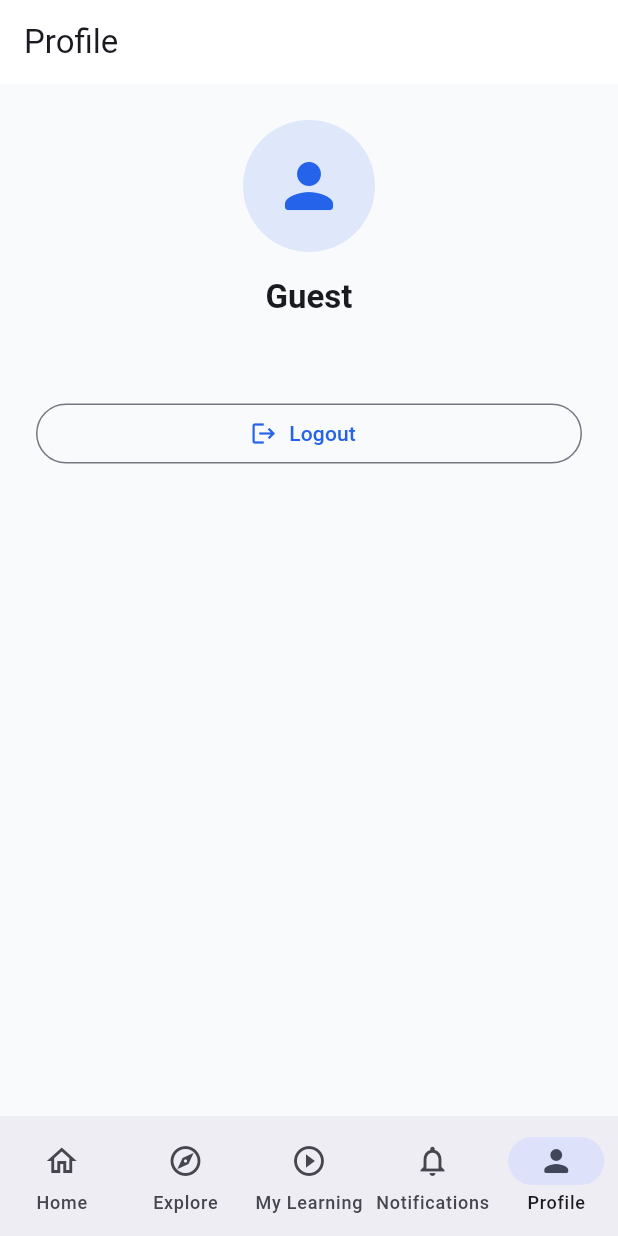
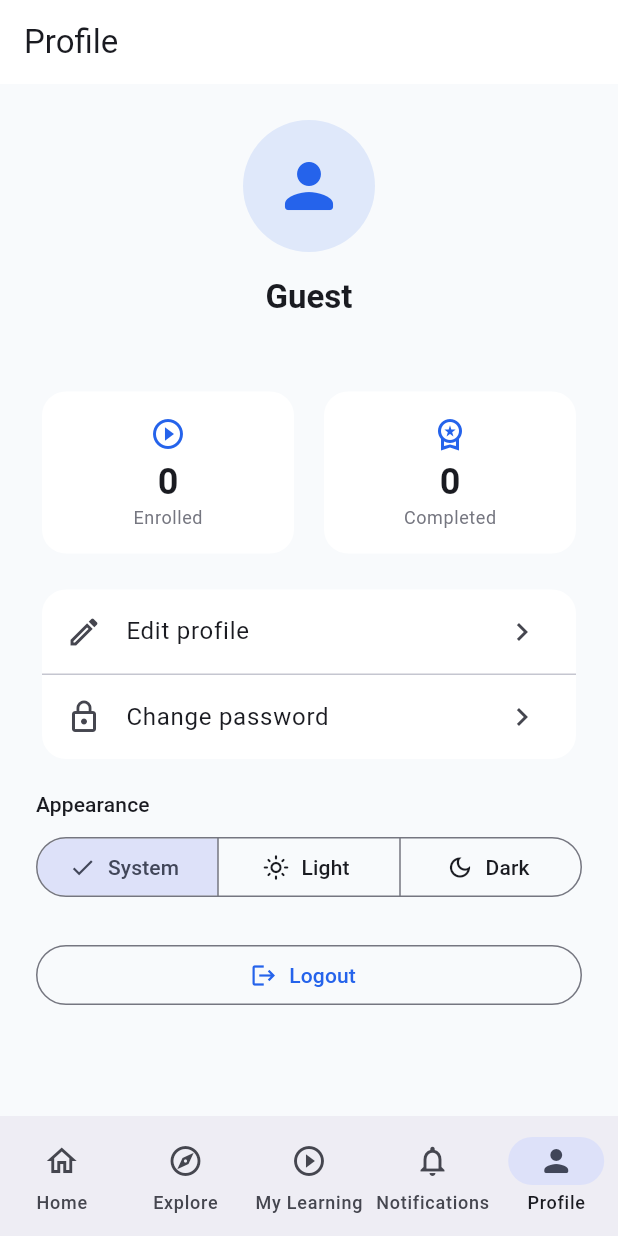
Before and after one commit to PhornSunnich/elearning-app, a Flutter app: the ProfileScreen screen opened by its route, on a phone screen of 412 x 824 dp. Run offline on Flutter 3.47's test engine with Material 3 defaults, Android fonts, the phone set to English and light mode, and no system bars; our stand-ins replace chewie, dio, equatable, flutter_riverpod, flutter_secure_storage, go_router and 3 more; accounts and stored records are empty; network calls fail.

Commit message:
Add profile: edit, change password, statistics and theme toggle

```diff
--- a/lib/app.dart
+++ b/lib/app.dart
@@ -1,7 +1,9 @@
 import 'package:material_ui/material_ui.dart';
 import 'package:flutter_riverpod/flutter_riverpod.dart';
+
 import 'core/router/app_router.dart';
 import 'core/theme/app_theme.dart';
+import 'core/theme/theme_mode_provider.dart';
 
 class ElearningApp extends ConsumerWidget {
   const ElearningApp({super.key});
@@ -15,7 +17,7 @@ class ElearningApp extends ConsumerWidget {
       debugShowCheckedModeBanner: false,
       theme: AppTheme.light,
       darkTheme: AppTheme.dark,
-      themeMode: ThemeMode.system,
+      themeMode: ref.watch(themeModeProvider),
       routerConfig: router,
     );
   }
--- a/lib/core/router/app_router.dart
+++ b/lib/core/router/app_router.dart
@@ -20,6 +20,8 @@ import '../../features/auth/presentation/screens/forgot_password_screen.dart';
 import '../../features/auth/presentation/screens/reset_password_screen.dart';
 import '../../features/auth/presentation/viewmodels/auth_viewmodel.dart';
 import '../../features/lesson_player/presentation/screens/lesson_player_screen.dart';
+import '../../features/profile/presentation/screens/change_password_screen.dart';
+import '../../features/profile/presentation/screens/edit_profile_screen.dart';
 
 /// GoRouter re-runs `redirect` whenever this notifies.
 class _RouterRefresh extends ChangeNotifier {
@@ -153,6 +155,24 @@ final routerProvider = Provider<GoRouter>((ref) {
               ),
             ],
           ),
+          StatefulShellBranch(
+            routes: [
+              GoRoute(
+                path: AppRoutes.profile,
+                builder: (context, state) => const ProfileScreen(),
+                routes: [
+                  GoRoute(
+                    path: 'edit',
+                    builder: (context, state) => const EditProfileScreen(),
+                  ),
+                  GoRoute(
+                    path: 'password',
+                    builder: (context, state) => const ChangePasswordScreen(),
+                  ),
+                ],
+              ),
+            ],
+          ),
         ],
       ),
     ],
--- a/lib/core/router/app_routes.dart
+++ b/lib/core/router/app_routes.dart
@@ -14,6 +14,9 @@ class AppRoutes {
   static const myLearning = '/my-learning';
   static const notifications = '/notifications';
   static const profile = '/profile';
+  static const profileEdit = '/profile/edit';
+  static const profilePassword = '/profile/password';
+
 
   static String courseDetails(String id) => '/explore/course/$id';
 
--- a/lib/features/auth/data/repositories/api_auth_repository.dart
+++ b/lib/features/auth/data/repositories/api_auth_repository.dart
@@ -127,4 +127,9 @@ class ApiAuthRepository implements AuthRepository {
   }) async {
     throw const AppException('Password reset is not available yet.');
   }
+
+  @override
+  Future<void> updateCachedUser(AppUser user) => _local.saveUser(user);
+
+
 }
--- a/lib/features/auth/data/repositories/fake_auth_repository.dart
+++ b/lib/features/auth/data/repositories/fake_auth_repository.dart
@@ -100,6 +100,10 @@ class FakeAuthRepository implements AuthRepository {
     }
     account.password = newPassword;
   }
+
+  @override
+  Future<void> updateCachedUser(AppUser user) => _local.saveUser(user);
+
 }
 
 class _Account {
--- a/lib/features/auth/domain/repositories/auth_repository.dart
+++ b/lib/features/auth/domain/repositories/auth_repository.dart
@@ -22,4 +22,6 @@ abstract class AuthRepository {
     required String code,
     required String newPassword,
   });
+
+  Future<void> updateCachedUser(AppUser user);
 }
--- a/lib/features/auth/presentation/viewmodels/auth_viewmodel.dart
+++ b/lib/features/auth/presentation/viewmodels/auth_viewmodel.dart
@@ -107,6 +107,12 @@ class AuthViewModel extends Notifier<AuthState> {
     }
   }
 
+    /// Called after a profile edit, so the whole app shows the new name.
+  Future<void> updateUser(AppUser user) async {
+    await _repo.updateCachedUser(user);
+    state = AuthState(status: AuthStatus.success, user: user);
+  }
+
   Future<void> logout() async {
     await _repo.logout();
     state = const AuthState(); // back to initial
--- a/lib/features/profile/presentation/screens/profile_screen.dart
+++ b/lib/features/profile/presentation/screens/profile_screen.dart
@@ -3,9 +3,11 @@ import 'package:go_router/go_router.dart';
 import 'package:material_ui/material_ui.dart';
 
 import '../../../../core/router/app_routes.dart';
+import '../../../../core/theme/theme_mode_provider.dart';
 import '../../../auth/presentation/viewmodels/auth_viewmodel.dart';
+import '../../../courses/domain/entities/enrollment.dart';
+import '../../../courses/presentation/viewmodels/enrollment_viewmodel.dart';
 
-/// Owner: saran (Profile). Logout works already so the app flow is complete.
 class ProfileScreen extends ConsumerWidget {
   const ProfileScreen({super.key});
 
@@ -13,6 +15,10 @@ class ProfileScreen extends ConsumerWidget {
   Widget build(BuildContext context, WidgetRef ref) {
     final theme = Theme.of(context);
     final user = ref.watch(authViewModelProvider).user;
+    final enrollments =
+        ref.watch(enrollmentsProvider).value ?? const <Enrollment>[];
+    final completed = enrollments.where((e) => e.isCompleted).length;
+    final themeMode = ref.watch(themeModeProvider);
 
     return Scaffold(
       appBar: AppBar(title: const Text('Profile')),
@@ -22,7 +28,8 @@ class ProfileScreen extends ConsumerWidget {
           Center(
             child: CircleAvatar(
               radius: 44,
-              backgroundColor: theme.colorScheme.primary.withValues(alpha: 0.12),
+              backgroundColor:
+                  theme.colorScheme.primary.withValues(alpha: 0.12),
               child: Icon(Icons.person_rounded,
                   size: 48, color: theme.colorScheme.primary),
             ),
@@ -40,7 +47,72 @@ class ProfileScreen extends ConsumerWidget {
                 ?.copyWith(color: theme.colorScheme.outline),
             textAlign: TextAlign.center,
           ),
-          const SizedBox(height: 32),
+          const SizedBox(height: 24),
+          Row(
+            children: [
+              Expanded(
+                child: _StatCard(
+                  value: '${enrollments.length}',
+                  label: 'Enrolled',
+                  icon: Icons.play_circle_outline,
+                ),
+              ),
+              const SizedBox(width: 12),
+              Expanded(
+                child: _StatCard(
+                  value: '$completed',
+                  label: 'Completed',
+                  icon: Icons.workspace_premium_outlined,
+                ),
+              ),
+            ],
+          ),
+          const SizedBox(height: 16),
+          Card(
+            child: Column(
+              children: [
+                ListTile(
+                  leading: const Icon(Icons.edit_outlined),
+                  title: const Text('Edit profile'),
+                  trailing: const Icon(Icons.chevron_right),
+                  onTap: () => context.push(AppRoutes.profileEdit),
+                ),
+                const Divider(height: 1),
+                ListTile(
+                  leading: const Icon(Icons.lock_outline),
+                  title: const Text('Change password'),
+                  trailing: const Icon(Icons.chevron_right),
+                  onTap: () => context.push(AppRoutes.profilePassword),
+                ),
+              ],
+            ),
+          ),
+          const SizedBox(height: 16),
+          Text('Appearance', style: theme.textTheme.titleSmall),
+          const SizedBox(height: 8),
+          SegmentedButton<ThemeMode>(
+            segments: const [
+              ButtonSegment(
+                value: ThemeMode.system,
+                label: Text('System'),
+                icon: Icon(Icons.brightness_auto),
+              ),
+              ButtonSegment(
+                value: ThemeMode.light,
+                label: Text('Light'),
+                icon: Icon(Icons.light_mode_outlined),
+              ),
+              ButtonSegment(
+                value: ThemeMode.dark,
+                label: Text('Dark'),
+                icon: Icon(Icons.dark_mode_outlined),
+              ),
+            ],
+            selected: {themeMode},
+            onSelectionChanged: (s) =>
+                ref.read(themeModeProvider.notifier).set(s.first),
+          ),
+          const SizedBox(height: 24),
           OutlinedButton.icon(
             icon: const Icon(Icons.logout),
             label: const Text('Logout'),
@@ -54,3 +126,41 @@ class ProfileScreen extends ConsumerWidget {
     );
   }
 }
+
+class _StatCard extends StatelessWidget {
+  const _StatCard({
+    required this.value,
+    required this.label,
+    required this.icon,
+  });
+
+  final String value;
+  final String label;
+  final IconData icon;
+
+  @override
+  Widget build(BuildContext context) {
+    final theme = Theme.of(context);
+    return Card(
+      child: Padding(
+        padding: const EdgeInsets.symmetric(vertical: 16),
+        child: Column(
+          children: [
+            Icon(icon, color: theme.colorScheme.primary),
+            const SizedBox(height: 4),
+            Text(
+              value,
+              style: theme.textTheme.headlineSmall
+                  ?.copyWith(fontWeight: FontWeight.w700),
+            ),
+            Text(
+              label,
+              style: theme.textTheme.bodySmall
+                  ?.copyWith(color: theme.colorScheme.outline),
+            ),
+          ],
+        ),
+      ),
+    );
+  }
+}
--- a/lib/main.dart
+++ b/lib/main.dart
@@ -11,6 +11,8 @@ import 'features/auth/presentation/viewmodels/auth_viewmodel.dart';
 Future<void> main() async {
   WidgetsFlutterBinding.ensureInitialized();
   await Hive.initFlutter();
+  await Hive.initFlutter();
+  await Hive.openBox<String>('settings');
 
   final container = ProviderContainer();
 
```
Also changed, not shown: lib/core/theme/theme_mode_provider.dart (added, +28 -0 lines), lib/features/auth/data/datasources/auth_local_datasource.dart (+7 -1 lines), lib/features/profile/data/datasources/profile_remote_datasource.dart (added, +34 -0 lines), lib/features/profile/data/models/profile_model.dart (added, +33 -0 lines), lib/features/profile/data/repositories/api_profile_repository.dart (added, +48 -0 lines), lib/features/profile/domain/entities/student_profile.dart (added, +20 -0 lines), lib/features/profile/domain/repositories/profile_repository.dart (added, +19 -0 lines), lib/features/profile/presentation/screens/change_password_screen.dart (added, +116 -0 lines), lib/features/profile/presentation/screens/edit_profile_screen.dart (added, +139 -0 lines), lib/features/profile/presentation/viewmodels/profile_viewmodel.dart (added, +69 -0 lines).
